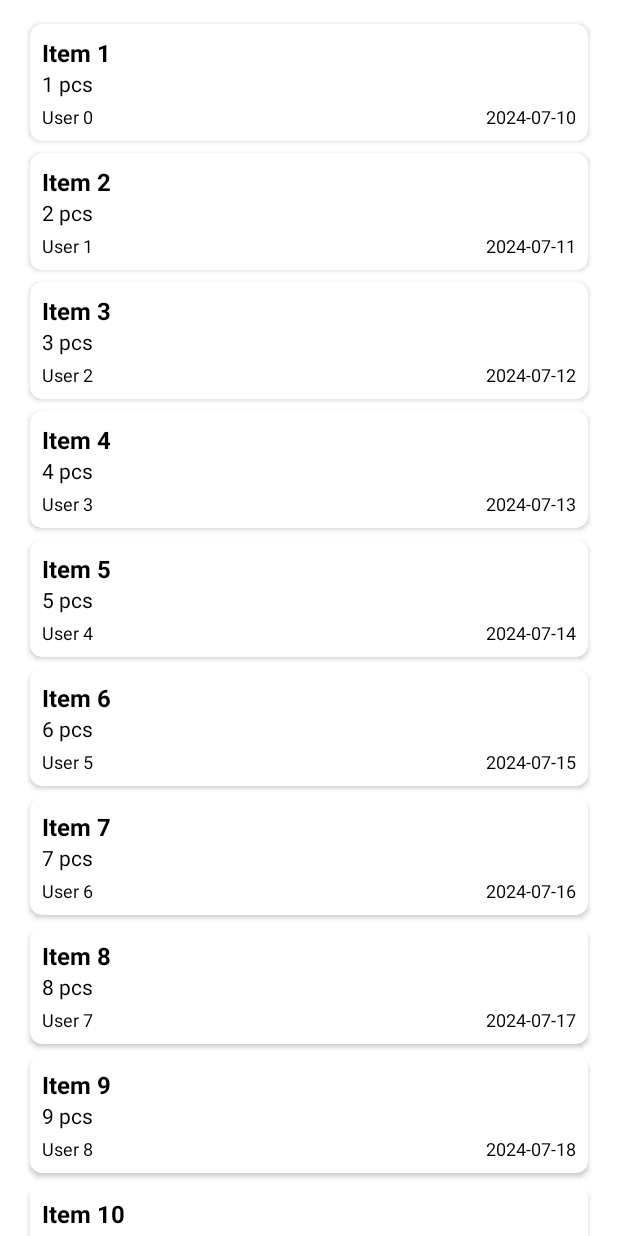
After one commit to Priyanshu-git/Cartly-Android, an Android app: the fragment ItemsListFragment shown on its own in the app's theme, on a phone screen of 412 x 824 dp. The commit adds this screen. Run offline under Robolectric (Android 15) with nearby library versions, the phone set to English and light mode, and no system bars; our stand-ins replace Timber, data binding.

Commit message:
feat: Implement group detail screen with tabs for pending and purchased items
This commit introduces the group detail screen, which displays items in two tabs: "Pending" and "Purchased".

```diff
--- /dev/null
+++ b/app/src/main/java/com/nexxlabs/cartly/data/api/model/Item.kt
@@ -0,0 +1,11 @@
+package com.nexxlabs.cartly.data.api.model
+
+data class Item(
+    val id: String,
+    val label: String,
+    val addedBy: String,
+    val dateAdded: String,
+    val dateOrdered: String?,
+    val quantity: Int,
+    val unit: String
+)
--- /dev/null
+++ b/app/src/main/java/com/nexxlabs/cartly/main/dashboard/ui/ItemsAdapter.kt
@@ -0,0 +1,58 @@
+package com.nexxlabs.cartly.main.dashboard.ui
+
+import android.view.LayoutInflater
+import android.view.ViewGroup
+import androidx.recyclerview.widget.DiffUtil
+import androidx.recyclerview.widget.RecyclerView
+import com.nexxlabs.cartly.data.api.model.Item
+import com.nexxlabs.cartly.databinding.LayoutItemBinding
+import timber.log.Timber
+
+class ItemsAdapter : RecyclerView.Adapter<ItemsAdapter.ItemViewHolder>() {
+
+    private val items = mutableListOf<Item>()
+
+    override fun onCreateViewHolder(parent: ViewGroup, viewType: Int): ItemViewHolder {
+        val binding = LayoutItemBinding.inflate(LayoutInflater.from(parent.context), parent, false)
+        return ItemViewHolder(binding)
+    }
+
+    override fun getItemCount(): Int = items.size
+
+    override fun onBindViewHolder(holder: ItemViewHolder, position: Int) {
+        holder.bind(items[position])
+    }
+
+    fun updateData(newList: List<Item>) {
+        val diffCallback = ItemDiffCallback(items, newList)
+        val diffResult = DiffUtil.calculateDiff(diffCallback)
+
+        items.clear()
+        items.addAll(newList)
+        diffResult.dispatchUpdatesTo(this)
+        Timber.d("Items updated: ${items.size}")
+    }
+
+    inner class ItemViewHolder(private val binding: LayoutItemBinding) : RecyclerView.ViewHolder(binding.root) {
+        fun bind(item: Item) {
+            binding.tvItemLabel.text = item.label
+            binding.tvItemMeta.text = "${item.quantity} ${item.unit}"
+            binding.tvItemAddedBy.text = item.addedBy
+            binding.tvItemDate.text = item.dateOrdered ?: item.dateAdded
+        }
+    }
+
+    class ItemDiffCallback(
+        private val oldList: List<Item>,
+        private val newList: List<Item>
+    ) : DiffUtil.Callback() {
+        override fun getOldListSize() = oldList.size
+        override fun getNewListSize() = newList.size
+
+        override fun areItemsTheSame(oldItemPosition: Int, newItemPosition: Int): Boolean =
+            oldList[oldItemPosition].id == newList[newItemPosition].id
+
+        override fun areContentsTheSame(oldItemPosition: Int, newItemPosition: Int): Boolean =
+            oldList[oldItemPosition] == newList[newItemPosition]
+    }
+}
--- /dev/null
+++ b/app/src/main/java/com/nexxlabs/cartly/main/dashboard/ui/ItemsListFragment.kt
@@ -0,0 +1,86 @@
+package com.nexxlabs.cartly.main.dashboard.ui
+
+import android.os.Bundle
+import android.view.LayoutInflater
+import android.view.View
+import android.view.ViewGroup
+import androidx.fragment.app.Fragment
+import androidx.recyclerview.widget.LinearLayoutManager
+import com.nexxlabs.cartly.data.api.model.Item
+import com.nexxlabs.cartly.databinding.FragmentItemsListBinding
+import timber.log.Timber
+
+class ItemsListFragment : Fragment() {
+
+    private var _binding: FragmentItemsListBinding? = null
+    private val binding get() = _binding!!
+
+    private lateinit var tabType: String
+    private lateinit var groupId: String
+
+    private lateinit var itemsAdapter: ItemsAdapter // You'll define this adapter
+
+    override fun onCreate(savedInstanceState: Bundle?) {
+        super.onCreate(savedInstanceState)
+        tabType = arguments?.getString(ARG_TAB_TYPE) ?: "pending"
+        groupId = arguments?.getString(ARG_GROUP_ID) ?: ""
+
+        Timber.d("ItemsListFragment created for tab: $tabType, groupId: $groupId")
+    }
+
+    override fun onCreateView(
+        inflater: LayoutInflater, container: ViewGroup?,
+        savedInstanceState: Bundle?
+    ): View {
+        _binding = FragmentItemsListBinding.inflate(inflater, container, false)
+        return binding.root
+    }
+
+    override fun onViewCreated(view: View, savedInstanceState: Bundle?) {
+        setupRecyclerView()
+        loadMockData()
+    }
+
+    private fun setupRecyclerView() {
+        itemsAdapter = ItemsAdapter()
+        binding.recyclerView.apply {
+            adapter = itemsAdapter
+            layoutManager = LinearLayoutManager(requireContext())
+        }
+    }
+
+    private fun loadMockData() {
+        // Replace with real data later
+        val dummyItems = List(10) {
+            Item(
+                id = it.toString(),
+                label = "Item ${it + 1}",
+                addedBy = "User $it",
+                dateAdded = "2024-07-${10 + it}",
+                dateOrdered = if (tabType == "purchased") "2024-07-${15 + it}" else null,
+                quantity = it + 1,
+                unit = "pcs"
+            )
+        }
+        itemsAdapter.updateData(dummyItems)
+    }
+
+    override fun onDestroyView() {
+        super.onDestroyView()
+        _binding = null
+    }
+
+    companion object {
+        private const val ARG_TAB_TYPE = "tabType"
+        private const val ARG_GROUP_ID = "groupId"
+
+        fun newInstance(tab: String, groupId: String): ItemsListFragment {
+            return ItemsListFragment().apply {
+                arguments = Bundle().apply {
+                    putString(ARG_TAB_TYPE, tab)
+                    putString(ARG_GROUP_ID, groupId)
+                }
+            }
+        }
+    }
+}
--- /dev/null
+++ b/app/src/main/res/drawable/rounded_arrow_back_24.xml
@@ -0,0 +1,5 @@
+<vector xmlns:android="http://schemas.android.com/apk/res/android" android:autoMirrored="true" android:height="24dp" android:tint="#000000" android:viewportHeight="960" android:viewportWidth="960" android:width="24dp">
+
+    <path android:fillColor="@android:color/white" android:pathData="M313,520L509,716Q521,728 520.5,744Q520,760 508,772Q496,783 480,783.5Q464,784 452,772L188,508Q182,502 179.5,495Q177,488 177,480Q177,472 179.5,465Q182,458 188,452L452,188Q463,177 479.5,177Q496,177 508,188Q520,200 520,216.5Q520,233 508,245L313,440L760,440Q777,440 788.5,451.5Q800,463 800,480Q800,497 788.5,508.5Q777,520 760,520L313,520Z"/>
+
+</vector>
--- /dev/null
+++ b/app/src/main/res/layout/fragment_items_list.xml
@@ -0,0 +1,21 @@
+<?xml version="1.0" encoding="utf-8"?>
+<layout xmlns:android="http://schemas.android.com/apk/res/android"
+    xmlns:app="http://schemas.android.com/apk/res-auto">
+
+    <androidx.constraintlayout.widget.ConstraintLayout
+        android:layout_width="match_parent"
+        android:layout_height="match_parent">
+
+        <androidx.recyclerview.widget.RecyclerView
+            android:id="@+id/recyclerView"
+            android:layout_width="0dp"
+            android:layout_height="0dp"
+            android:clipToPadding="false"
+            android:padding="16dp"
+            app:layout_constraintTop_toTopOf="parent"
+            app:layout_constraintBottom_toBottomOf="parent"
+            app:layout_constraintStart_toStartOf="parent"
+            app:layout_constraintEnd_toEndOf="parent" />
+
+    </androidx.constraintlayout.widget.ConstraintLayout>
+</layout>
--- /dev/null
+++ b/app/src/main/res/layout/layout_item.xml
@@ -0,0 +1,62 @@
+<?xml version="1.0" encoding="utf-8"?>
+<layout xmlns:android="http://schemas.android.com/apk/res/android"
+    xmlns:app="http://schemas.android.com/apk/res-auto">
+
+    <androidx.cardview.widget.CardView
+        android:layout_width="match_parent"
+        android:layout_height="wrap_content"
+        android:layout_marginBottom="8dp"
+        android:layout_marginHorizontal="4dp"
+        android:elevation="2dp"
+        app:cardCornerRadius="8dp"
+        android:foreground="?attr/selectableItemBackground">
+
+        <LinearLayout
+            android:layout_width="match_parent"
+            android:layout_height="wrap_content"
+            android:padding="8dp"
+            android:orientation="vertical">
+
+            <TextView
+                android:id="@+id/tvItemLabel"
+                android:layout_width="wrap_content"
+                android:layout_height="wrap_content"
+                android:text="Item Name"
+                android:textSize="16sp"
+                android:textStyle="bold"
+                android:textColor="?attr/colorOnBackground" />
+
+            <TextView
+                android:id="@+id/tvItemMeta"
+                android:layout_width="wrap_content"
+                android:layout_height="wrap_content"
+                android:text="2 kg"
+                android:textColor="?attr/colorOnBackground"
+                android:textSize="14sp" />
+
+            <LinearLayout
+                android:layout_width="match_parent"
+                android:layout_height="wrap_content"
+                android:orientation="horizontal"
+                android:paddingTop="4dp">
+
+                <TextView
+                    android:id="@+id/tvItemAddedBy"
+                    android:layout_width="0dp"
+                    android:layout_height="wrap_content"
+                    android:layout_weight="1"
+                    android:text="Added by John"
+                    android:textSize="12sp"
+                    android:textColor="?attr/colorOnBackground" />
+
+                <TextView
+                    android:id="@+id/tvItemDate"
+                    android:layout_width="wrap_content"
+                    android:layout_height="wrap_content"
+                    android:text="2024-07-14"
+                    android:textSize="12sp"
+                    android:textColor="?attr/colorOnBackground" />
+            </LinearLayout>
+        </LinearLayout>
+    </androidx.cardview.widget.CardView>
+</layout>
--- a/app/src/main/res/navigation/navigation_main.xml
+++ b/app/src/main/res/navigation/navigation_main.xml
@@ -21,6 +21,11 @@
         <argument
             android:name="groupId"
             app:argType="string" />
+
+        <argument
+            android:name="defaultTab"
+            app:argType="string"
+            android:defaultValue="pending" />
     </fragment>
 
 </navigation>
--- a/app/src/main/res/values/strings.xml
+++ b/app/src/main/res/values/strings.xml
@@ -9,4 +9,9 @@
     <string name="content_add_group">Add Group</string>
     <string name="label_group_name">Group Name</string>
     <string name="label_group_meta">%1$d members • Created on %2$s</string>
+
+    <string name="title_group_detail">Group Detail</string>
+    <string name="tab_pending">Pending</string>
+    <string name="tab_purchased">Purchased</string>
+
 </resources>
```
Also changed, not shown: app/src/main/java/com/nexxlabs/cartly/main/dashboard/ui/GroupDetailFragment.kt (+40 -42 lines), app/src/main/java/com/nexxlabs/cartly/main/dashboard/ui/GroupDetailPagerAdapter.kt (added, +17 -0 lines), app/src/main/res/layout/fragment_group_detail.xml (+65 -9 lines).
